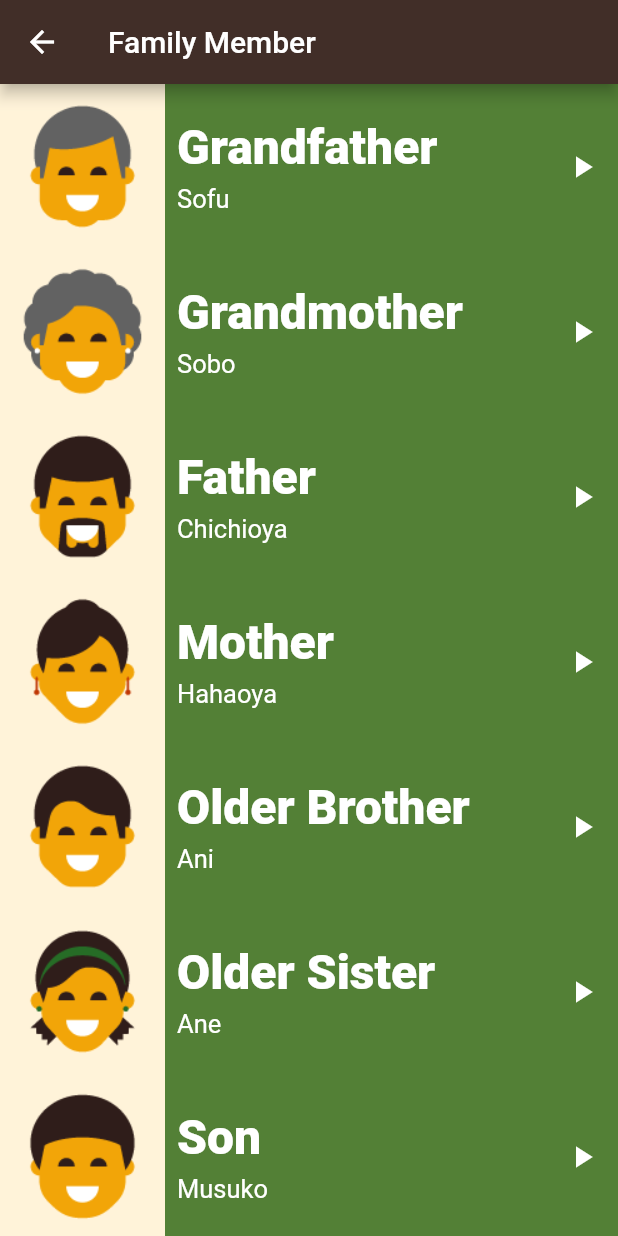
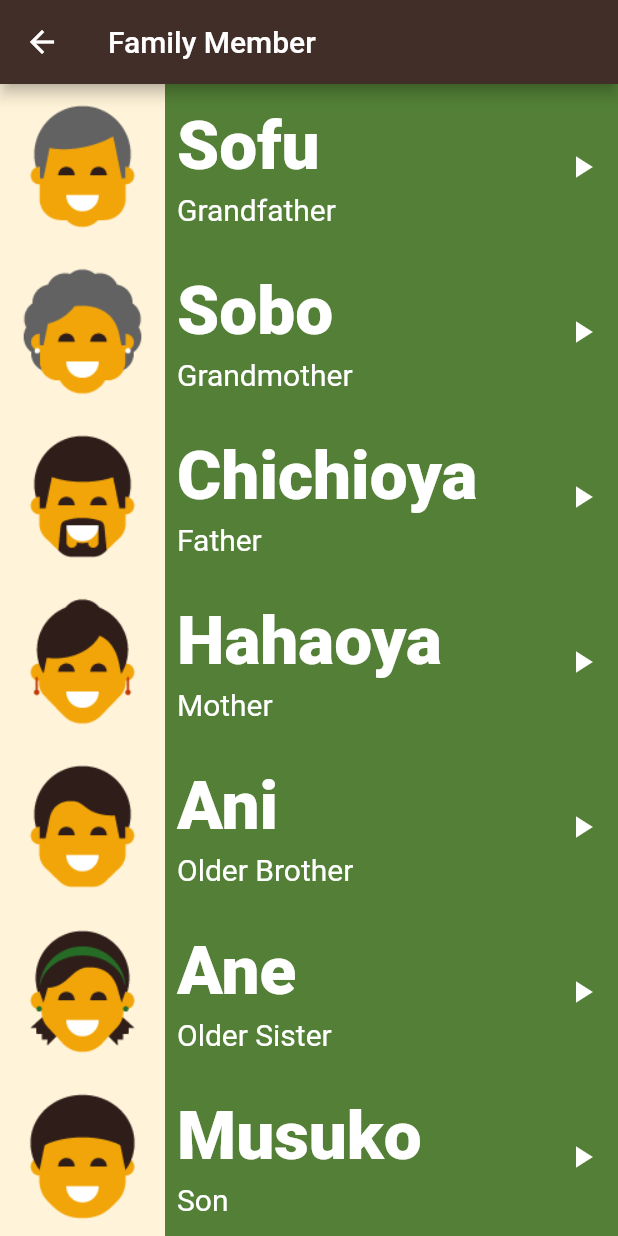
Before and after one commit to HusseinElwakeel/tuko2_app, a Flutter app: the FamilyMemberScreen screen opened directly, on a phone screen of 412 x 824 dp. Run offline on Flutter 3.47's test engine with Material 2 defaults, Android fonts, the light colour scheme and no system bars; our stand-ins replace audioplayers.

Commit message:
Family Member Screen with last edit

```diff
--- a/lib/component/family_member_item.dart
+++ b/lib/component/family_member_item.dart
@@ -32,7 +32,7 @@ class FmailyMemberItem extends StatelessWidget {
                   member.enName,
                   style: TextStyle(
                     color: Colors.white,
-                    fontSize: 32,
+                    fontSize: 45,
                     fontWeight: FontWeight.w900,
                   ),
                 ),
@@ -42,7 +42,7 @@ class FmailyMemberItem extends StatelessWidget {
                 Text(
                   member.jpName,
                   style: TextStyle(
-                    fontSize: 17,
+                    fontSize: 20,
                     color: Colors.white,
                   ),
                 ),
--- a/lib/screens/familyMemberScreen.dart
+++ b/lib/screens/familyMemberScreen.dart
@@ -7,53 +7,53 @@ class FamilyMemberScreen extends StatelessWidget {
 
   final List<FamilyMemberModel> family = [
     FamilyMemberModel(
-        enName: "Grandfather",
-        jpName: "Sofu",
+        enName: "Sofu",
+        jpName: "Grandfather",
         image: "assets/images/family_members/family_grandfather.png",
         sound: "sounds/family_members/grand father.wav"),
     FamilyMemberModel(
-        enName: "Grandmother",
-        jpName: "Sobo",
+        enName: "Sobo",
+        jpName: "Grandmother",
         image: "assets/images/family_members/family_grandmother.png",
         sound: "sounds/family_members/grand mother.wav"),
     FamilyMemberModel(
-        enName: "Father",
-        jpName: "Chichioya",
+        enName: "Chichioya",
+        jpName: "Father",
         image: "assets/images/family_members/family_father.png",
         sound: "sounds/family_members/father.wav"),
     FamilyMemberModel(
-        enName: "Mother",
-        jpName: "Hahaoya",
+        enName: "Hahaoya",
+        jpName: "Mother",
         image: "assets/images/family_members/family_mother.png",
         sound: "sounds/family_members/mother.wav"),
     FamilyMemberModel(
-        enName: "Older Brother",
-        jpName: "Ani",
+        enName: "Ani",
+        jpName: "Older Brother",
         image: "assets/images/family_members/family_older_brother.png",
         sound: "sounds/family_members/older sister.wav"),
     FamilyMemberModel(
-        enName: "Older Sister",
-        jpName: "Ane",
+        enName: "Ane",
+        jpName: "Older Sister",
         image: "assets/images/family_members/family_older_sister.png",
         sound: "sounds/family_members/older sister.wav"),
     FamilyMemberModel(
-        enName: "Son",
-        jpName: "Musuko",
+        enName: "Musuko",
+        jpName: "Son",
         image: "assets/images/family_members/family_son.png",
         sound: "sounds/family_members/son.wav"),
     FamilyMemberModel(
-        enName: "Daughter",
-        jpName: "Musume",
+        enName: "Musume",
+        jpName: "Daughter",
         image: "assets/images/family_members/family_daughter.png",
         sound: "sounds/family_members/daughter.wav"),
     FamilyMemberModel(
-        enName: "Younger Brother",
-        jpName: "Otōto",
+        enName: "Otōto",
+        jpName: "Younger Brother",
         image: "assets/images/family_members/family_younger_brother.png",
         sound: "sounds/family_members/younger brohter.wav"),
     FamilyMemberModel(
-        enName: "Younger Sister",
-        jpName: "Imōto",
+        enName: "Imōto",
+        jpName: "Younger Sister",
         image: "assets/images/family_members/family_younger_sister.png",
         sound: "sounds/family_members/younger sister.wav"),
   ];
```
